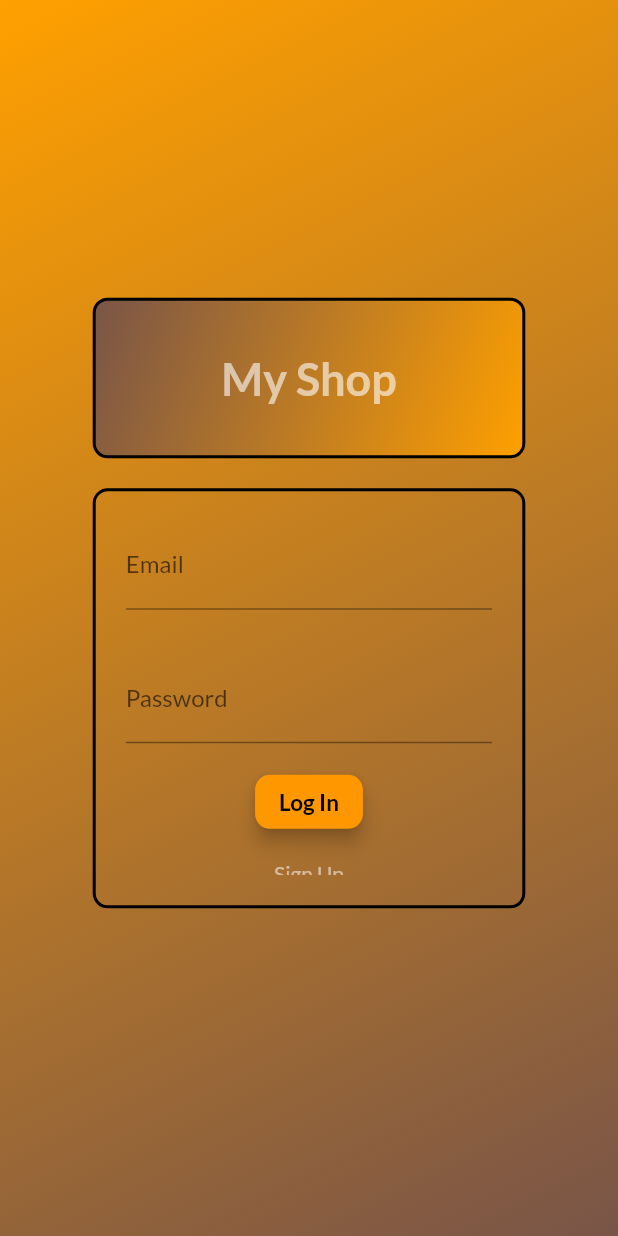
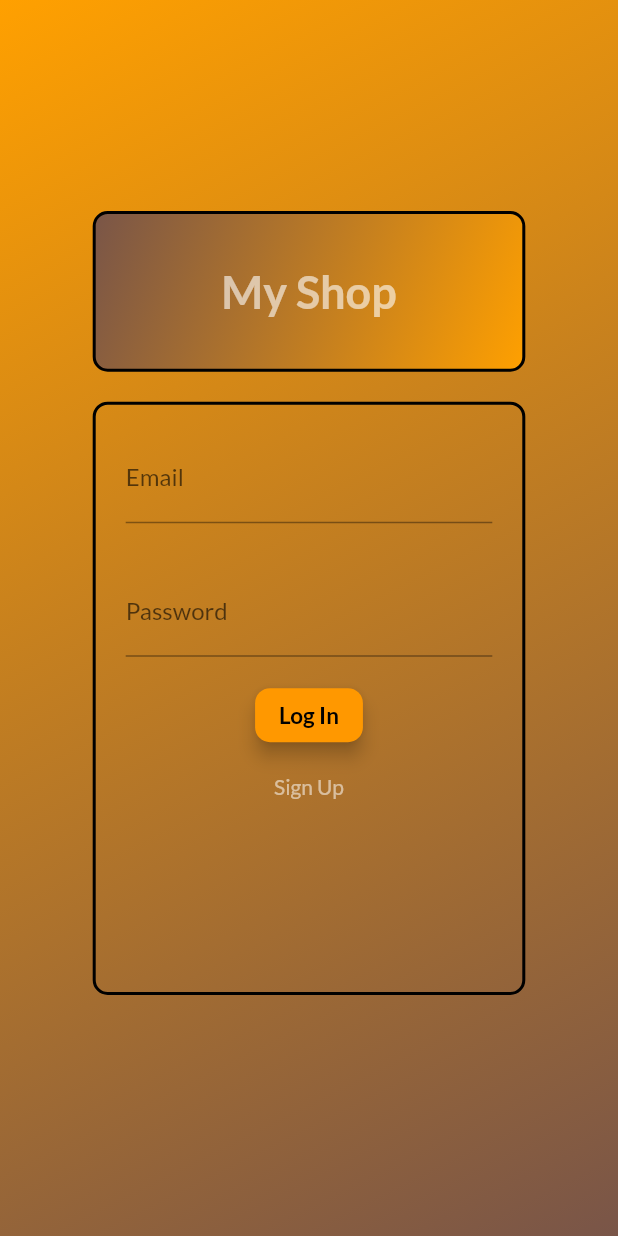
Before and after one commit to jeandieb/shop_app, a Flutter app: the screen it shows after launch, on a phone screen of 412 x 824 dp. Run offline on Flutter 3.47's test engine with Material 2 defaults, Android fonts, the phone set to English and light mode, and no system bars; our stand-ins replace shared_preferences.

Commit message:
addded animation to auth screen

```diff
--- a/lib/screens/auth_screen.dart
+++ b/lib/screens/auth_screen.dart
@@ -93,7 +93,10 @@ class _AuthCardState extends State<AuthCard>
   final _passwordController = TextEditingController();
 
   AnimationController _controller;
-  Animation<Size> _heightAnimation;
+  //Animation<Size> _heightAnimation;
+  Animation<Offset> _slideAnimation;
+  Animation<double> _opacityAnimation;
+
 
   // Future<Size> get getDeviceSize async {
   //   return await Future.delayed(Duration.zero, () {
@@ -129,11 +132,16 @@ class _AuthCardState extends State<AuthCard>
       vsync: this,
       duration: Duration(milliseconds: 300),
     );
-    _heightAnimation = Tween<Size>(
-            begin: Size(double.infinity, 280), end: Size(double.infinity, 340))
-        .animate(
+    // _heightAnimation = Tween<Size>(
+    //         begin: Size(double.infinity, 340), end: Size(double.infinity, 280))
+    _slideAnimation =
+        Tween<Offset>(begin: Offset(0, -1.5), end: Offset(0, 0)).animate(
       CurvedAnimation(parent: _controller, curve: Curves.fastOutSlowIn),
     );
+
+    _opacityAnimation = Tween(begin: 0.0, end: 1.0)
+        .animate(CurvedAnimation(parent: _controller, curve: Curves.easeIn));
+
     // _heightAnimation.addListener(() => setState(() {}));
   }
 
@@ -216,9 +224,14 @@ class _AuthCardState extends State<AuthCard>
   @override
   Widget build(BuildContext context) {
     final deviceSize = MediaQuery.of(context).size;
-    return AnimatedBuilder(
-        animation: _heightAnimation,
-        builder: (ctx, ch) => Container(
+
+    //AnimatedBuilder works for the general case but here we Widget specifically for our case(Container)
+    // return AnimatedBuilder(
+    //     animation: _heightAnimation,
+    //     builder: (ctx, ch) => Container(
+    return AnimatedContainer(
+        duration: Duration(milliseconds: 300),
+        curve: Curves.easeIn,
         decoration: BoxDecoration(
           borderRadius: BorderRadius.circular(10),
           border: Border.all(
@@ -228,12 +241,13 @@ class _AuthCardState extends State<AuthCard>
         margin: EdgeInsets.all(20),
         padding: EdgeInsets.all(20),
         width: deviceSize.width * 0.7,
-            height: _heightAnimation.value.height,
-            // height: _authMode == AuthMode.Signup
-            //     ? deviceSize.height * 0.6
-            //     : deviceSize.height * 0.48,
+        //height: _heightAnimation.value.height,
+        height: _authMode == AuthMode.Signup
+            ? deviceSize.height * 0.6
+            : deviceSize.height * 0.48,
         //color: Colors.green,
-            child: ch),
+        //child: ch
+
         child: Form(
           key: _formKey,
           child: SingleChildScrollView(
@@ -271,18 +285,30 @@ class _AuthCardState extends State<AuthCard>
                   },
                 ),
               ),
-              if (_authMode == AuthMode.Signup)
-                Container(
+              // if (_authMode == AuthMode.Signup)
+              AnimatedContainer(
+                height: _authMode == AuthMode.Login? 0: 90,
+                duration: Duration(milliseconds: 300),
+                curve: Curves.easeIn,
+                child: FadeTransition(
+                  opacity: _opacityAnimation,
+                  child: SlideTransition(
+                    position: _slideAnimation,
+                    child: Container(
                       margin: EdgeInsets.only(top: 15, bottom: 20),
                       child: TextFormField(
                         enabled: _authMode == AuthMode.Signup,
-                    decoration: InputDecoration(labelText: 'Confirm password'),
+                        decoration:
+                            InputDecoration(labelText: 'Confirm password'),
                         obscureText: true,
                         validator: (value) {
                           if (value != _passwordController.text)
                             return 'password does not match';
                           return null;
                         },
+                      ),
+                    ),
+                  ),
                 ),
               ),
               // Stack(children: [
```
Lines whose indentation alone changed are shown as unchanged.
